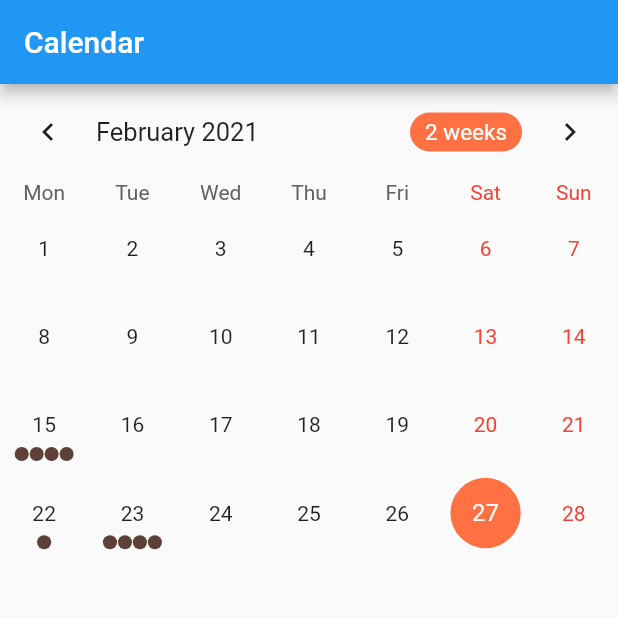
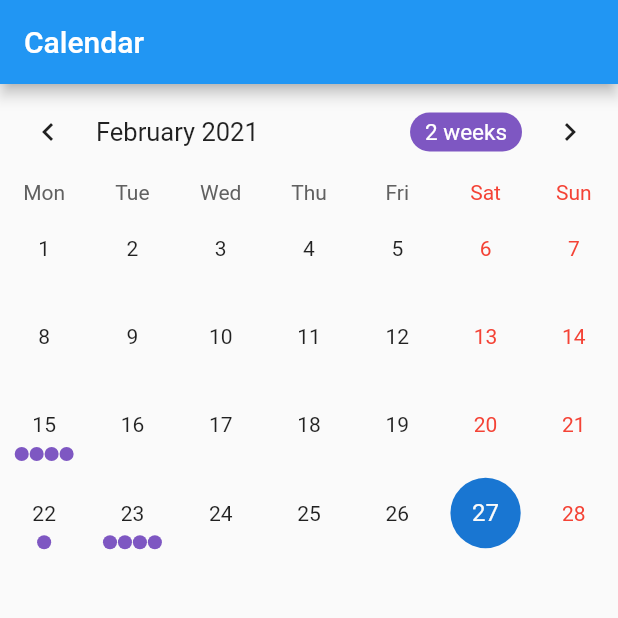
Before and after one commit to ubclaunchpad/todo-scheduler, a Flutter app: the screen it shows after launch, after a tap on "Calendar", on a phone screen of 412 x 824 dp, the top half of it. Run offline on Flutter 3.47's test engine with Material 2 defaults, Android fonts, the phone set to English and light mode, and no system bars; drawn by our look-alikes of table_calendar.

Commit message:
implemented calendar screen

```diff
--- a/lib/main.dart
+++ b/lib/main.dart
@@ -1,5 +1,5 @@
 import 'package:flutter/material.dart';
-import 'package:todo_scheduler/screens/calendar.dart';
+import 'package:todo_scheduler/screens/calendar_screen.dart';
 
 void main() => runApp(TodoCalApp());
 
@@ -7,6 +7,7 @@ class TodoCalApp extends StatelessWidget {
   @override
   Widget build(BuildContext context) {
     return MaterialApp(
+      key: Key("Home Screen"),
       title: 'To-Do Scheduler',
       home: HomeScreen(),
     );
@@ -19,6 +20,7 @@ class HomeScreen extends StatelessWidget {
     return Center(
       child: Scaffold(
         appBar: AppBar(
+          key: Key("Home Screen - App Bar"),
           title: Text('To-Do Scheduler'),
         ),
         body: Center(
@@ -26,12 +28,14 @@ class HomeScreen extends StatelessWidget {
           children: [
             SizedBox(height: 200),
             ElevatedButton(
+              key: Key("Home Screen - To-Do List Button"),
               child: Text("To-Do List"),
               onPressed: () {
                 // TODO: implement navigation from Home Page to To-do List page using this button
               },
             ),
             ElevatedButton(
+              key: Key("Home Screen - Calendar Button"),
               child: Text("Calendar"),
               onPressed: () {
                 // TODO: implement navigation from Home Page to Calendar page using this button
--- a/lib/screens/calendar.dart
+++ b/lib/screens/calendar_screen.dart
@@ -8,6 +8,7 @@ class CalendarScreen extends StatelessWidget {
   Widget build(BuildContext context) {
     return MaterialApp(
       // TODO: personalize title with user's name
+      key: Key("Calendar Screen"),
       title: 'Calendar',
       theme: ThemeData(primarySwatch: Colors.blue),
       home: Calendar(title: 'Calendar'),
@@ -42,6 +43,12 @@ class _CalendarState extends State<Calendar> with TickerProviderStateMixin {
         'CPSC 320: 14:00 - 14:50',
         'CPSC 322: 15:00 - 15:50',
         'Bike Practice: 18:00 - 19:25',
+        'dummy event 1',
+        'dummy event 2',
+        'dummy event 3',
+        'dummy event 4',
+        'dummy event 5',
+        'dummy event 6',
       ],
       _selectedDay.subtract(Duration(days: 5)): [
         'Launch Pad Meeting: 18:30 - 19:00'
@@ -112,45 +119,43 @@ class _CalendarState extends State<Calendar> with TickerProviderStateMixin {
 
   Widget _buildTableCalendar() {
     return TableCalendar(
+      key: Key("Calendar Screen - Table Calendar"),
       calendarController: _calendarController,
       events: _events,
       startingDayOfWeek: StartingDayOfWeek.monday,
       calendarStyle: CalendarStyle(
-        selectedColor: Colors.deepOrange[400],
-        todayColor: Colors.deepOrange[200],
-        markersColor: Colors.brown[700],
-        outsideDaysVisible: false,
+        selectedColor: Colors.blue[700],
+        todayColor: Colors.blue[200],
+        markersColor: Colors.deepPurple[400],
+        outsideDaysVisible: true,
       ),
       headerStyle: HeaderStyle(
         formatButtonTextStyle:
             TextStyle().copyWith(color: Colors.white, fontSize: 15.0),
         formatButtonDecoration: BoxDecoration(
-          color: Colors.deepOrange[400],
+          color: Colors.deepPurple[400],
           borderRadius: BorderRadius.circular(16.0),
         ),
       ),
       onDaySelected: _onDaySelected,
-      onVisibleDaysChanged: _onVisibleDaysChanged,
+      //onVisibleDaysChanged: _onVisibleDaysChanged,
       onCalendarCreated: _onCalendarCreated,
     );
   }
 
   Widget _buildEventList() {
-    return ListView(
-      children: _selectedEvents
-          .map((event) => Container(
-                decoration: BoxDecoration(
-                  border: Border.all(width: 0.8),
-                  borderRadius: BorderRadius.circular(12.0),
-                ),
-                margin:
-                    const EdgeInsets.symmetric(horizontal: 8.0, vertical: 4.0),
-                child: ListTile(
-                  title: Text(event.toString()),
-                  onTap: () => print('$event tapped!'),
-                ),
-              ))
-          .toList(),
-    );
+    return ListView.builder(
+        key: Key("Calendar Screen - Events List"),
+        padding: const EdgeInsets.all(8),
+        itemCount: _selectedEvents.length,
+        itemBuilder: (context, index) {
+          // TODO: refactor in Event class issue
+          // TODO: order events by time after Event class implemented
+          final event = _selectedEvents[index].toString();
+          return Card(
+              child: ListTile(
+            title: Text(event),
+          ));
+        });
   }
 }
```
